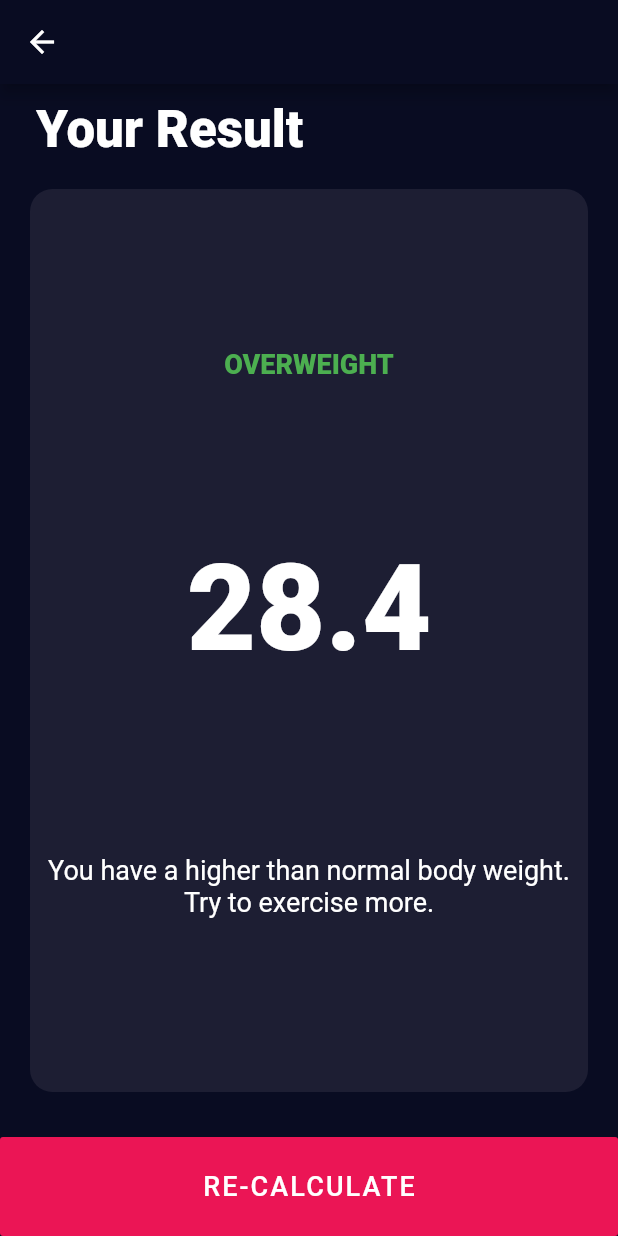
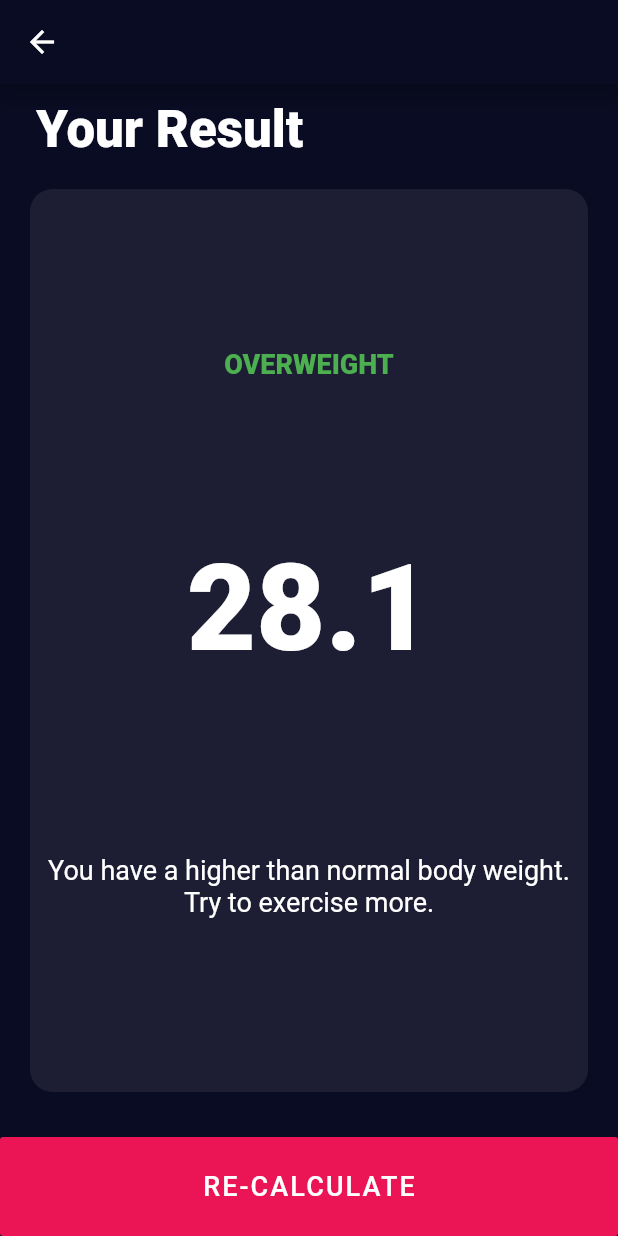
Before and after one commit to Trugamr/bmi-calculator-flutter, a Flutter app: the screen it shows after launch, after a tap on "CALCULATE", on a phone screen of 412 x 824 dp. Run offline on Flutter 3.47's test engine with Material 2 defaults, Android fonts, the phone set to English and light mode, and no system bars; our stand-ins replace font_awesome_flutter.

Commit message:
completed basic functionality

```diff
--- /dev/null
+++ b/lib/calculator.dart
@@ -0,0 +1,34 @@
+import 'dart:math';
+
+class Calculator {
+  Calculator({this.height, this.weight});
+
+  final int height;
+  final int weight;
+  double _bmi;
+
+  String calculateBMI() {
+    this._bmi = weight / pow(height / 100, 2);
+    return _bmi.toStringAsFixed(1);
+  }
+
+  String getResult() {
+    if (_bmi >= 25) {
+      return 'OVERWEIGHT';
+    } else if (_bmi > 18.5) {
+      return 'NORMAL';
+    } else {
+      return 'UNDERWEIGHT';
+    }
+  }
+
+  String getInterpretation() {
+    if (_bmi >= 25) {
+      return 'You have a higher than normal body weight. Try to exercise more.';
+    } else if (_bmi > 18.5) {
+      return 'You have a normal body weight. Good Job!';
+    } else {
+      return 'You have a lower than normal body weight. You can eat a bit more';
+    }
+  }
+}
--- a/lib/main.dart
+++ b/lib/main.dart
@@ -1,6 +1,5 @@
 import 'package:flutter/material.dart';
 import './screens/input_page.dart';
-import './screens/result_page.dart';
 
 void main() {
   runApp(BMICalculator());
@@ -15,10 +14,7 @@ class BMICalculator extends StatelessWidget {
         scaffoldBackgroundColor: Color(0xff090C22),
       ),
       initialRoute: '/',
-      routes: {
-        '/': (context) => InputPage(),
-        '/result': (context) => ResultPage(),
-      },
+      home: InputPage(),
     );
   }
 }
--- a/lib/screens/input_page.dart
+++ b/lib/screens/input_page.dart
@@ -5,49 +5,17 @@ import '../components/icon_content.dart';
 import '../components/counter_card.dart';
 import '../components/bottom_button.dart';
 import '../constants.dart';
+import '../calculator.dart';
+import './result_page.dart';
 
 enum Gender { MALE, FEMALE }
 
-class InputPage extends StatelessWidget {
+class InputPage extends StatefulWidget {
   @override
-  Widget build(BuildContext context) {
-    return Scaffold(
-      appBar: AppBar(
-        title: Text('BMI Calculator'),
-      ),
-      body: Column(
-        children: <Widget>[
-          Expanded(
-            child: Padding(
-              padding: EdgeInsets.all(10.0),
-              child: Cards(),
-            ),
-          ),
-          Container(
-            margin: EdgeInsets.only(top: 10.0),
-            height: 66.0,
-            width: double.infinity,
-            child: Expanded(
-              child: BottomButton(
-                text: 'CALCULATE',
-                onPressed: () => {
-                  Navigator.pushNamed(context, '/result'),
-                },
-              ),
-            ),
-          )
-        ],
-      ),
-    );
-  }
+  _InputPageState createState() => _InputPageState();
 }
 
-class Cards extends StatefulWidget {
-  @override
-  _CardsState createState() => _CardsState();
-}
-
-class _CardsState extends State<Cards> {
+class _InputPageState extends State<InputPage> {
   Gender selectedGender = Gender.MALE;
   int height = 160;
   int weight = 72;
@@ -67,7 +35,16 @@ class _CardsState extends State<Cards> {
 
   @override
   Widget build(BuildContext context) {
-    return Column(
+    return Scaffold(
+      appBar: AppBar(
+        title: Text('BMI Calculator'),
+      ),
+      body: Column(
+        children: <Widget>[
+          Expanded(
+            child: Padding(
+              padding: EdgeInsets.all(10.0),
+              child: Column(
                 crossAxisAlignment: CrossAxisAlignment.stretch,
                 children: <Widget>[
                   Expanded(
@@ -77,7 +54,8 @@ class _CardsState extends State<Cards> {
                         Expanded(
                           // Male
                           child: GestureDetector(
-                  onTap: () => setState(() => selectedGender = Gender.MALE),
+                            onTap: () =>
+                                setState(() => selectedGender = Gender.MALE),
                             child: CustomCard(
                               color: selectedGender == Gender.MALE
                                   ? kLightPrimary
@@ -93,7 +71,8 @@ class _CardsState extends State<Cards> {
                         Expanded(
                           // Female
                           child: GestureDetector(
-                  onTap: () => setState(() => selectedGender = Gender.FEMALE),
+                            onTap: () =>
+                                setState(() => selectedGender = Gender.FEMALE),
                             child: CustomCard(
                               color: selectedGender == Gender.FEMALE
                                   ? kLightPrimary
@@ -143,8 +122,10 @@ class _CardsState extends State<Cards> {
                           ),
                           SliderTheme(
                             data: SliderTheme.of(context).copyWith(
-                    thumbShape: RoundSliderThumbShape(enabledThumbRadius: 12.0),
-                    overlayShape: RoundSliderOverlayShape(overlayRadius: 25.0),
+                              thumbShape: RoundSliderThumbShape(
+                                  enabledThumbRadius: 12.0),
+                              overlayShape:
+                                  RoundSliderOverlayShape(overlayRadius: 25.0),
                               activeTrackColor: Colors.white,
                               inactiveTrackColor: Color(0xff8d8e98),
                               thumbColor: Color(0xffeb1555),
@@ -198,6 +179,43 @@ class _CardsState extends State<Cards> {
                     ),
                   ),
                 ],
+              ),
+            ),
+          ),
+          Container(
+            margin: EdgeInsets.only(top: 10.0),
+            height: 66.0,
+            width: double.infinity,
+            child: BottomButton(
+              text: 'CALCULATE',
+              onPressed: () {
+                Calculator bmiCalc = Calculator(
+                  height: height,
+                  weight: weight,
+                );
+
+                Map<String, String> result = {
+                  'bmiResult': bmiCalc.calculateBMI(),
+                  'resultText': bmiCalc.getResult(),
+                  'interpretation': bmiCalc.getInterpretation()
+                };
+
+                print(result.toString());
+
+                Navigator.push(
+                  context,
+                  MaterialPageRoute(
+                    builder: (context) => ResultPage(
+                        bmiResult: bmiCalc.calculateBMI(),
+                        resultText: bmiCalc.getResult(),
+                        interpretation: bmiCalc.getInterpretation()),
+                  ),
+                );
+              },
+            ),
+          )
+        ],
+      ),
     );
   }
 }
--- a/lib/screens/result_page.dart
+++ b/lib/screens/result_page.dart
@@ -4,6 +4,14 @@ import '../components/bottom_button.dart';
 import '../constants.dart';
 
 class ResultPage extends StatelessWidget {
+  ResultPage({
+    @required this.bmiResult,
+    @required this.resultText,
+    @required this.interpretation,
+  });
+
+  final String bmiResult, resultText, interpretation;
+
   @override
   Widget build(BuildContext context) {
     return Scaffold(
@@ -30,7 +38,7 @@ class ResultPage extends StatelessWidget {
                   crossAxisAlignment: CrossAxisAlignment.center,
                   children: <Widget>[
                     Text(
-                      'OVERWEIGHT',
+                      resultText,
                       style: TextStyle(
                         fontWeight: FontWeight.w900,
                         fontSize: 18.0,
@@ -38,13 +46,13 @@ class ResultPage extends StatelessWidget {
                       ),
                     ),
                     Text(
-                      '28.4',
+                      bmiResult,
                       style: kNumberTextStyle.copyWith(fontSize: 80.0),
                     ),
                     Padding(
                       padding: const EdgeInsets.all(10.0),
                       child: Text(
-                        'You have a higher than normal body weight. Try to exercise more.',
+                        interpretation,
                         style: kLabelTextStyle.copyWith(color: Colors.white),
                         textAlign: TextAlign.center,
                       ),
@@ -58,11 +66,9 @@ class ResultPage extends StatelessWidget {
             margin: EdgeInsets.only(top: 10.0),
             height: 66.0,
             width: double.infinity,
-            child: Expanded(
-              child: BottomButton(
-                text: 'RE-CALCULATE',
-                onPressed: () => Navigator.pop(context),
-              ),
+            child: BottomButton(
+              text: 'RE-CALCULATE',
+              onPressed: () => Navigator.pop(context),
             ),
           ),
         ],
```
Lines whose indentation alone changed are shown as unchanged.
